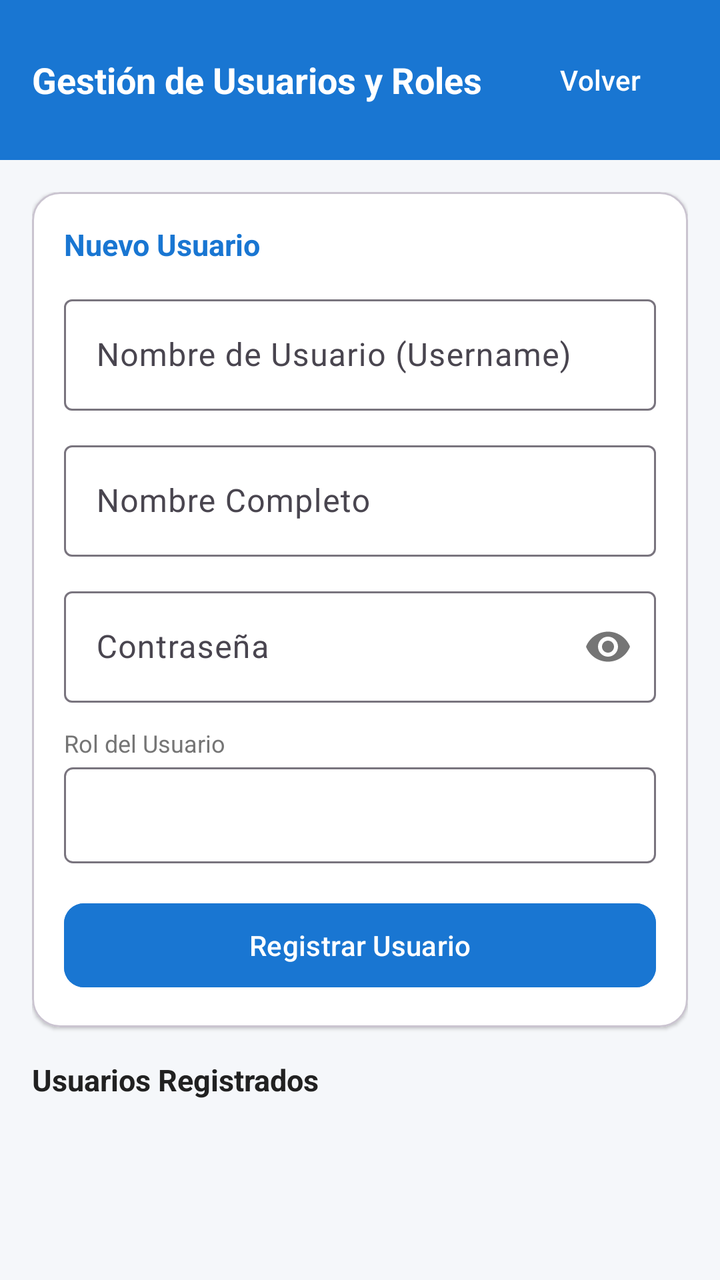
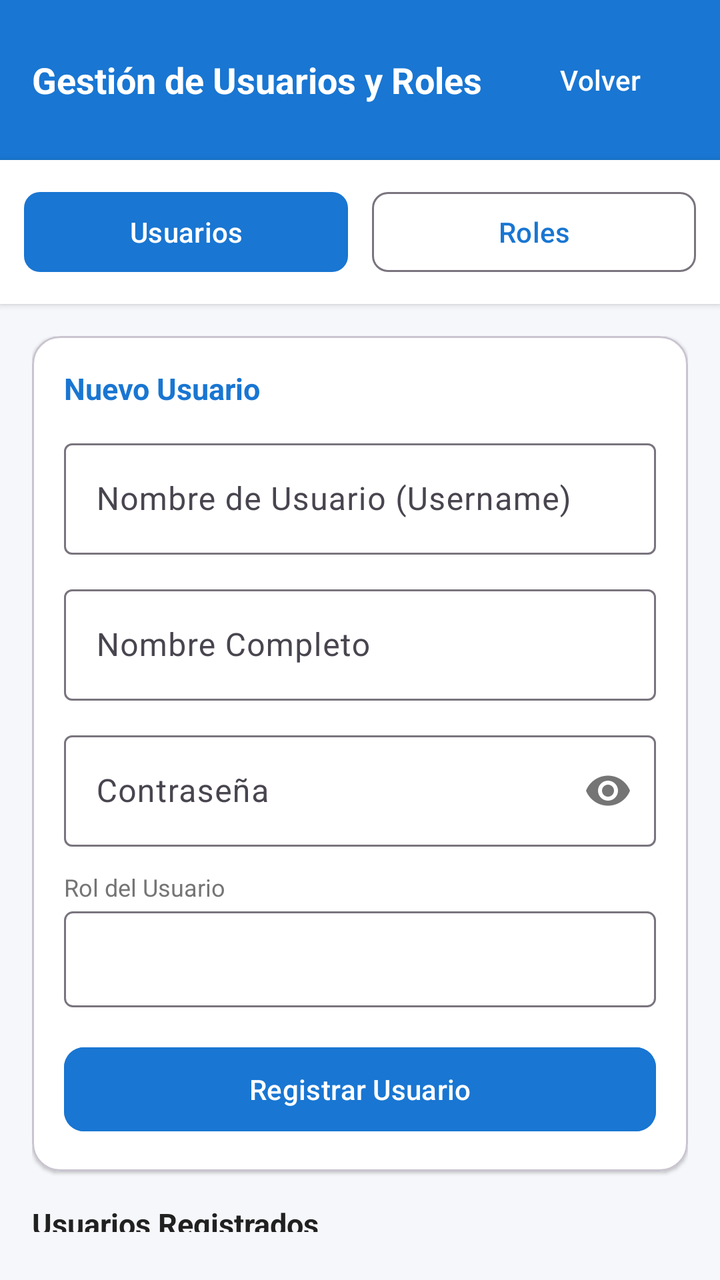

The first picture is an Android layout as it rendered before a commit; the second is the same layout after the commit. The layout source and the unified diff follow.
<!-- AndroidManifest.xml: application theme Theme.SQLite -->
<!-- res/layout/activity_usuarios.xml -->
<?xml version="1.0" encoding="utf-8"?>
<LinearLayout xmlns:android="http://schemas.android.com/apk/res/android"
    xmlns:app="http://schemas.android.com/apk/res-auto"
    android:layout_width="match_parent"
    android:layout_height="match_parent"
    android:background="@color/bg_light"
    android:orientation="vertical">

    
    <LinearLayout
        android:layout_width="match_parent"
        android:layout_height="wrap_content"
        android:background="@color/primary"
        android:orientation="horizontal"
        android:padding="16dp"
        android:gravity="center_vertical">

        <TextView
            android:layout_width="wrap_content"
            android:layout_height="wrap_content"
            android:text="Gestión de Usuarios y Roles"
            android:textColor="@color/white"
            android:textSize="18sp"
            android:textStyle="bold" />

        <View
            android:layout_width="0dp"
            android:layout_height="0dp"
            android:layout_weight="1" />

        <com.google.android.material.button.MaterialButton
            android:id="@+id/btnVolverUsuarios"
            style="@style/Widget.Material3.Button.TextButton"
            android:layout_width="wrap_content"
            android:layout_height="wrap_content"
            android:text="Volver"
            android:textColor="@color/white" />
    </LinearLayout>

    <LinearLayout
        android:layout_width="match_parent"
        android:layout_height="match_parent"
        android:orientation="vertical"
        android:padding="16dp">

        
        <com.google.android.material.card.MaterialCardView
            android:layout_width="match_parent"
            android:layout_height="wrap_content"
            android:layout_marginBottom="16dp"
            app:cardBackgroundColor="@color/card_bg"
            app:cardCornerRadius="14dp"
            app:cardElevation="1dp">

            <LinearLayout
                android:layout_width="match_parent"
                android:layout_height="wrap_content"
                android:orientation="vertical"
                android:padding="16dp">

                <TextView
                    android:layout_width="wrap_content"
                    android:layout_height="wrap_content"
                    android:layout_marginBottom="12dp"
                    android:text="Nuevo Usuario"
                    android:textColor="@color/primary"
                    android:textSize="15sp"
                    android:textStyle="bold" />

                
                <com.google.android.material.textfield.TextInputLayout
                    android:layout_width="match_parent"
                    android:layout_height="wrap_content"
                    android:layout_marginBottom="12dp"
                    android:hint="Nombre de Usuario (Username)"
                    style="@style/Widget.Material3.TextInputLayout.OutlinedBox">

                    <com.google.android.material.textfield.TextInputEditText
                        android:id="@+id/etUsername"
                        android:layout_width="match_parent"
                        android:layout_height="wrap_content"
                        android:inputType="text"
                        android:singleLine="true" />
                </com.google.android.material.textfield.TextInputLayout>

                
                <com.google.android.material.textfield.TextInputLayout
                    android:layout_width="match_parent"
                    android:layout_height="wrap_content"
                    android:layout_marginBottom="12dp"
                    android:hint="Nombre Completo"
                    style="@style/Widget.Material3.TextInputLayout.OutlinedBox">

                    <com.google.android.material.textfield.TextInputEditText
                        android:id="@+id/etNombreCompleto"
                        android:layout_width="match_parent"
                        android:layout_height="wrap_content"
                        android:inputType="textCapWords"
                        android:singleLine="true" />
                </com.google.android.material.textfield.TextInputLayout>

                
                <com.google.android.material.textfield.TextInputLayout
                    android:layout_width="match_parent"
                    android:layout_height="wrap_content"
                    android:layout_marginBottom="12dp"
                    android:hint="Contraseña"
                    app:passwordToggleEnabled="true"
                    style="@style/Widget.Material3.TextInputLayout.OutlinedBox">

                    <com.google.android.material.textfield.TextInputEditText
                        android:id="@+id/etPassword"
                        android:layout_width="match_parent"
                        android:layout_height="wrap_content"
                        android:inputType="textPassword"
                        android:singleLine="true" />
                </com.google.android.material.textfield.TextInputLayout>

                
                <TextView
                    android:layout_width="wrap_content"
                    android:layout_height="wrap_content"
                    android:layout_marginBottom="4dp"
                    android:text="Rol del Usuario"
                    android:textColor="@color/text_secondary"
                    android:textSize="12sp" />

                <Spinner
                    android:id="@+id/spRol"
                    android:layout_width="match_parent"
                    android:layout_height="48dp"
                    android:layout_marginBottom="16dp"
                    android:background="@drawable/spinner_background"
                    android:paddingHorizontal="12dp" />

                
                <com.google.android.material.button.MaterialButton
                    android:id="@+id/btnGuardarUsuario"
                    android:layout_width="match_parent"
                    android:layout_height="50dp"
                    android:text="Registrar Usuario"
                    app:cornerRadius="10dp"
                    android:backgroundTint="@color/primary" />

            </LinearLayout>
        </com.google.android.material.card.MaterialCardView>

        
        <TextView
            android:layout_width="wrap_content"
            android:layout_height="wrap_content"
            android:layout_marginBottom="8dp"
            android:text="Usuarios Registrados"
            android:textColor="@color/text_primary"
            android:textSize="15sp"
            android:textStyle="bold" />

        
        <ListView
            android:id="@+id/lstUsuarios"
            android:layout_width="match_parent"
            android:layout_height="match_parent"
            android:divider="@null"
            android:dividerHeight="8dp" />

    </LinearLayout>

</LinearLayout>
<!-- resources referenced by this layout -->
<resources>
  <color name="bg_light">#F5F7FA</color>
  <color name="card_bg">#FFFFFF</color>
  <color name="primary">#1976D2</color>
  <color name="text_primary">#212121</color>
  <color name="text_secondary">#757575</color>
  <color name="white">#FFFFFFFF</color>
  <!-- drawable spinner_background (drawable) -->
  <?xml version="1.0" encoding="utf-8"?>
  <shape xmlns:android="http://schemas.android.com/apk/res/android"
      android:shape="rectangle">
      <solid android:color="@color/card_bg" />
      <stroke
          android:width="1dp"
          android:color="#79747E" />
      <corners android:radius="4dp" />
  </shape>
  <style name="Theme.SQLite" parent="Base.Theme.SQLite" />
  <style name="Base.Theme.SQLite" parent="Theme.Material3.DayNight.NoActionBar">
          <item name="colorPrimary">@color/primary</item>
          <item name="colorSecondary">@color/accent</item>
          <item name="android:statusBarColor">@color/primary_dark</item>
          <item name="android:windowBackground">@color/bg_light</item>
      </style>
  <color name="accent">#0288D1</color>
  <color name="primary_dark">#1565C0</color>
</resources>

<!-- the commit's change to res/layout/activity_usuarios.xml (unified diff, before → after) -->
@@ -37,11 +37,43 @@
             android:textColor="@color/white" />
     </LinearLayout>
 
-    <LinearLayout
+    
+    <LinearLayout
+        android:layout_width="match_parent"
+        android:layout_height="wrap_content"
+        android:orientation="horizontal"
+        android:padding="12dp"
+        android:background="@color/card_bg"
+        android:elevation="2dp">
+
+        <com.google.android.material.button.MaterialButton
+            android:id="@+id/btnTabUsuarios"
+            android:layout_width="0dp"
+            android:layout_height="wrap_content"
+            android:layout_weight="1"
+            android:layout_marginEnd="6dp"
+            android:text="Usuarios"
+            app:cornerRadius="8dp" />
+
+        <com.google.android.material.button.MaterialButton
+            android:id="@+id/btnTabRoles"
+            android:layout_width="0dp"
+            android:layout_height="wrap_content"
+            android:layout_weight="1"
+            android:layout_marginStart="6dp"
+            style="?attr/materialButtonOutlinedStyle"
+            android:text="Roles"
+            app:cornerRadius="8dp" />
+    </LinearLayout>
+
+    
+    <LinearLayout
+        android:id="@+id/layoutUsuariosContainer"
         android:layout_width="match_parent"
         android:layout_height="match_parent"
         android:orientation="vertical"
-        android:padding="16dp">
+        android:padding="16dp"
+        android:visibility="visible">
 
         
         <com.google.android.material.card.MaterialCardView
@@ -165,4 +197,101 @@
 
     </LinearLayout>
 
+    
+    <LinearLayout
+        android:id="@+id/layoutRolesContainer"
+        android:layout_width="match_parent"
+        android:layout_height="match_parent"
+        android:orientation="vertical"
+        android:padding="16dp"
+        android:visibility="gone">
+
+        
+        <com.google.android.material.card.MaterialCardView
+            android:layout_width="match_parent"
+            android:layout_height="wrap_content"
+            android:layout_marginBottom="16dp"
+            app:cardBackgroundColor="@color/card_bg"
+            app:cardCornerRadius="14dp"
+            app:cardElevation="1dp">
+
+            <LinearLayout
+                android:layout_width="match_parent"
+                android:layout_height="wrap_content"
+                android:orientation="vertical"
+                android:padding="16dp">
+
+                <TextView
+                    android:layout_width="wrap_content"
+                    android:layout_height="wrap_content"
+                    android:layout_marginBottom="12dp"
+                    android:text="Nuevo Rol"
+                    android:textColor="@color/primary"
+                    android:textSize="15sp"
+                    android:textStyle="bold" />
+
+                
+                <com.google.android.material.textfield.TextInputLayout
+                    android:layout_width="match_parent"
+                    android:layout_height="wrap_content"
+                    android:layout_marginBottom="12dp"
+                    android:hint="Nombre del Rol (Ej: SUPERVISOR)"
+                    style="@style/Widget.Material3.TextInputLayout.OutlinedBox">
+
+                    <com.google.android.material.textfield.TextInputEditText
+                        android:id="@+id/etNombreRol"
+                        android:layout_width="match_parent"
+                        android:layout_height="wrap_content"
+                        android:inputType="textCapCharacters"
+                        android:singleLine="true" />
+                </com.google.android.material.textfield.TextInputLayout>
+
+                
+                <com.google.android.material.textfield.TextInputLayout
+                    android:layout_width="match_parent"
+                    android:layout_height="wrap_content"
+                    android:layout_marginBottom="16dp"
+                    android:hint="Descripción del Rol"
+                    style="@style/Widget.Material3.TextInputLayout.OutlinedBox">
+
+                    <com.google.android.material.textfield.TextInputEditText
+                        android:id="@+id/etDescripcionRol"
+                        android:layout_width="match_parent"
+                        android:layout_height="wrap_content"
+                        android:inputType="textMultiLine"
+                        android:maxLines="3" />
+                </com.google.android.material.textfield.TextInputLayout>
+
+                
+                <com.google.android.material.button.MaterialButton
+                    android:id="@+id/btnGuardarRol"
+                    android:layout_width="match_parent"
+                    android:layout_height="50dp"
+                    android:text="Registrar Rol"
+                    app:cornerRadius="10dp"
+                    android:backgroundTint="@color/primary" />
+
+            </LinearLayout>
+        </com.google.android.material.card.MaterialCardView>
+
+        
+        <TextView
+            android:layout_width="wrap_content"
+            android:layout_height="wrap_content"
+            android:layout_marginBottom="8dp"
+            android:text="Roles Registrados (Toque para Editar o Eliminar)"
+            android:textColor="@color/text_primary"
+            android:textSize="15sp"
+            android:textStyle="bold" />
+
+        
+        <ListView
+            android:id="@+id/lstRoles"
+            android:layout_width="match_parent"
+            android:layout_height="match_parent"
+            android:divider="@null"
+            android:dividerHeight="8dp" />
+
+    </LinearLayout>
+
 </LinearLayout>
